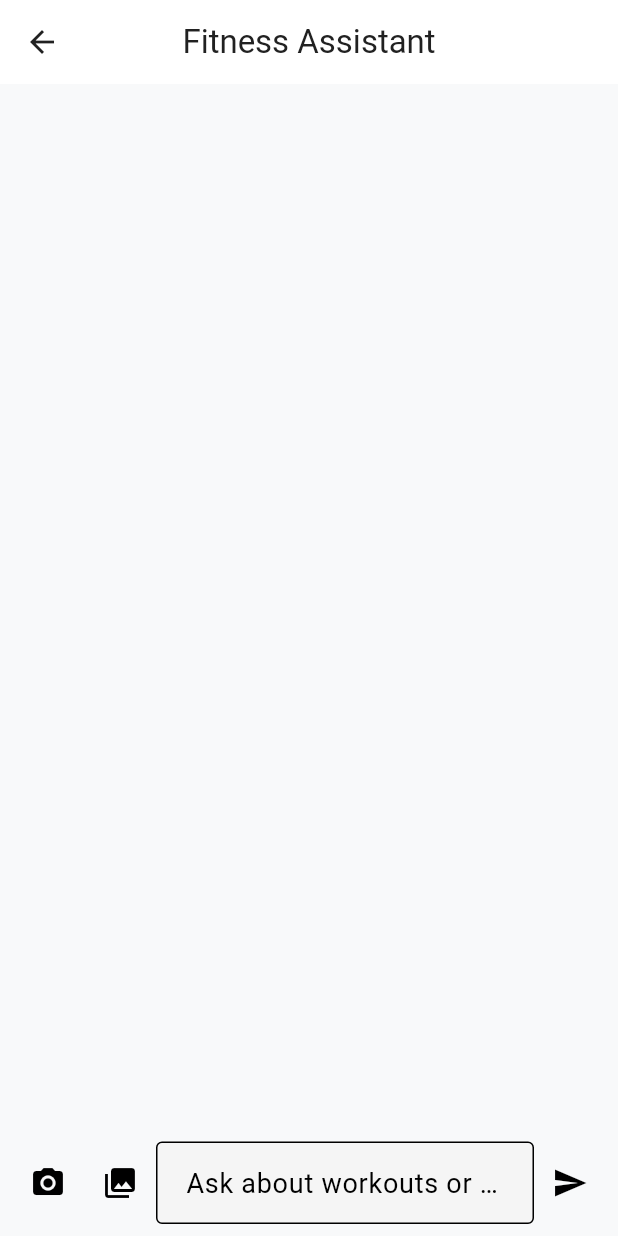
After one commit to sovanndevid/Capstone_Project-Fitness_Flex, a Flutter app: the ChatScreen screen opened directly, after a tap on the "camera alt" icon, on a phone screen of 412 x 824 dp. The commit adds this screen. Run offline on Flutter 3.47's test engine with Material 3 defaults, Android fonts, the light colour scheme and no system bars; our stand-ins replace camera, image_picker, percent_indicator; missing offline and left inert: google_mlkit_pose_detection.

Commit message:
Implementation of fitness AI

```diff
--- /dev/null
+++ b/fitness_flex_app/lib/presentation/pages/chat_screen.dart
@@ -0,0 +1,201 @@
+import 'dart:convert';
+import 'dart:io';
+import 'package:flutter/material.dart';
+import 'package:image_picker/image_picker.dart';
+
+class ChatScreen extends StatefulWidget {
+  const ChatScreen({super.key});
+
+  @override
+  State<ChatScreen> createState() => _ChatScreenState();
+}
+
+class _ChatScreenState extends State<ChatScreen> {
+  final TextEditingController _messageController = TextEditingController();
+  final List<ChatMessage> _messages = [];
+  final ImagePicker _picker = ImagePicker();
+
+  void _handleSendMessage() async {
+    String text = _messageController.text.trim();
+    if (text.isEmpty) return;
+
+    _addMessage(text, true);
+    _messageController.clear();
+
+    // TODO: Replace with your actual backend call
+    String? aiResponse = await _askAI(text);
+
+    if (aiResponse != null) {
+      _addMessage(aiResponse, false);
+    }
+  }
+
+  void _handleSendImage(ImageSource source) async {
+    final XFile? image = await _picker.pickImage(source: source);
+    if (image == null) return;
+
+    _addImageMessage(File(image.path));
+
+    // TODO: Add your food detection and calorie analysis here
+    String detectedFoods = "apple, banana"; // Example data
+    String calorieQuestion = "How many calories are in $detectedFoods?";
+
+    String? aiResponse = await _askAI(calorieQuestion);
+
+    if (aiResponse != null) {
+      _addMessage(aiResponse, false);
+    }
+  }
+
+  Future<String?> _askAI(String message) async {
+    try {
+      // This is your existing backend endpoint
+      final response =
+          await HttpClient().postUrl(
+              Uri.parse(
+                "https://studybuddy-backend-git-main-sovanndevidnong-admins-projects.vercel.app/api/chat",
+              ),
+            )
+            ..headers.contentType = ContentType.json
+            ..write(jsonEncode({'message': message}));
+
+      final data = await response.close();
+      final jsonResponse = await data.transform(utf8.decoder).join();
+      final decoded = jsonDecode(jsonResponse);
+      return decoded['reply'] ?? "Sorry, I couldn't respond.";
+    } catch (err) {
+      return "Error contacting AI.";
+    }
+  }
+
+  void _addMessage(String text, bool isUser) {
+    setState(() {
+      _messages.add(ChatMessage(text: text, isUser: isUser));
+    });
+  }
+
+  void _addImageMessage(File imageFile) {
+    setState(() {
+      _messages.add(ChatMessage(imageFile: imageFile, isUser: true));
+    });
+  }
+
+  @override
+  Widget build(BuildContext context) {
+    return Scaffold(
+      appBar: AppBar(title: const Text('Fitness Assistant')),
+      body: Column(
+        children: [
+          Expanded(
+            child: ListView.builder(
+              itemCount: _messages.length,
+              itemBuilder: (context, index) {
+                final message = _messages[index];
+                return message.isUser
+                    ? UserMessageBubble(
+                        text: message.text,
+                        imageFile: message.imageFile,
+                      )
+                    : BotMessageBubble(text: message.text!);
+              },
+            ),
+          ),
+          Padding(
+            padding: const EdgeInsets.all(8.0),
+            child: Row(
+              children: [
+                IconButton(
+                  icon: const Icon(Icons.camera_alt),
+                  onPressed: () => _handleSendImage(ImageSource.camera),
+                ),
+                IconButton(
+                  icon: const Icon(Icons.photo_library),
+                  onPressed: () => _handleSendImage(ImageSource.gallery),
+                ),
+                Expanded(
+                  child: TextField(
+                    controller: _messageController,
+                    decoration: const InputDecoration(
+                      hintText: "Ask about workouts or calories...",
+                      border: OutlineInputBorder(),
+                    ),
+                    onSubmitted: (_) => _handleSendMessage(),
+                  ),
+                ),
+                IconButton(
+                  icon: const Icon(Icons.send),
+                  onPressed: _handleSendMessage,
+                ),
+              ],
+            ),
+          ),
+        ],
+      ),
+    );
+  }
+}
+
+class ChatMessage {
+  final String? text;
+  final File? imageFile;
+  final bool isUser;
+
+  ChatMessage({this.text, this.imageFile, required this.isUser});
+}
+
+class UserMessageBubble extends StatelessWidget {
+  const UserMessageBubble({super.key, this.text, this.imageFile});
+
+  final String? text;
+  final File? imageFile;
+
+  @override
+  Widget build(BuildContext context) {
+    return Align(
+      alignment: Alignment.centerRight,
+      child: Container(
+        margin: const EdgeInsets.symmetric(vertical: 4, horizontal: 8),
+        padding: const EdgeInsets.all(12),
+        decoration: BoxDecoration(
+          color: Colors.blue.shade100,
+          borderRadius: BorderRadius.circular(12),
+        ),
+        child: Column(
+          crossAxisAlignment: CrossAxisAlignment.end,
+          children: [
+            if (imageFile != null)
+              Image.file(
+                imageFile!,
+                height: 150,
+                width: 150,
+                fit: BoxFit.cover,
+              ),
+            if (text != null) Text(text!),
+          ],
+        ),
+      ),
+    );
+  }
+}
+
+class BotMessageBubble extends StatelessWidget {
+  const BotMessageBubble({super.key, required this.text});
+
+  final String text;
+
+  @override
+  Widget build(BuildContext context) {
+    return Align(
+      alignment: Alignment.centerLeft,
+      child: Container(
+        margin: const EdgeInsets.symmetric(vertical: 4, horizontal: 8),
+        padding: const EdgeInsets.all(12),
+        decoration: BoxDecoration(
+          color: Colors.grey.shade300,
+          borderRadius: BorderRadius.circular(12),
+        ),
+        child: Text(text),
+      ),
+    );
+  }
+}
--- a/fitness_flex_app/pubspec.yaml
+++ b/fitness_flex_app/pubspec.yaml
@@ -30,6 +30,7 @@ environment:
 dependencies:
   flutter:
     sdk: flutter
+  image_picker: ^1.0.4
   cupertino_icons: ^1.0.2
   provider: ^6.0.5
   shared_preferences: ^2.2.2
@@ -39,7 +40,6 @@ dependencies:
   intl: ^0.17.0
   percent_indicator: ^4.2.2
   table_calendar: ^3.0.8
-  image_picker: ^1.0.4
   camera: ^0.10.5+9
   charts_flutter: ^0.12.0
   google_mlkit_pose_detection: ^0.12.0
```
Also changed, not shown: fitness_flex_app/lib/presentation/pages/home_page.dart (+11 -0 lines).
